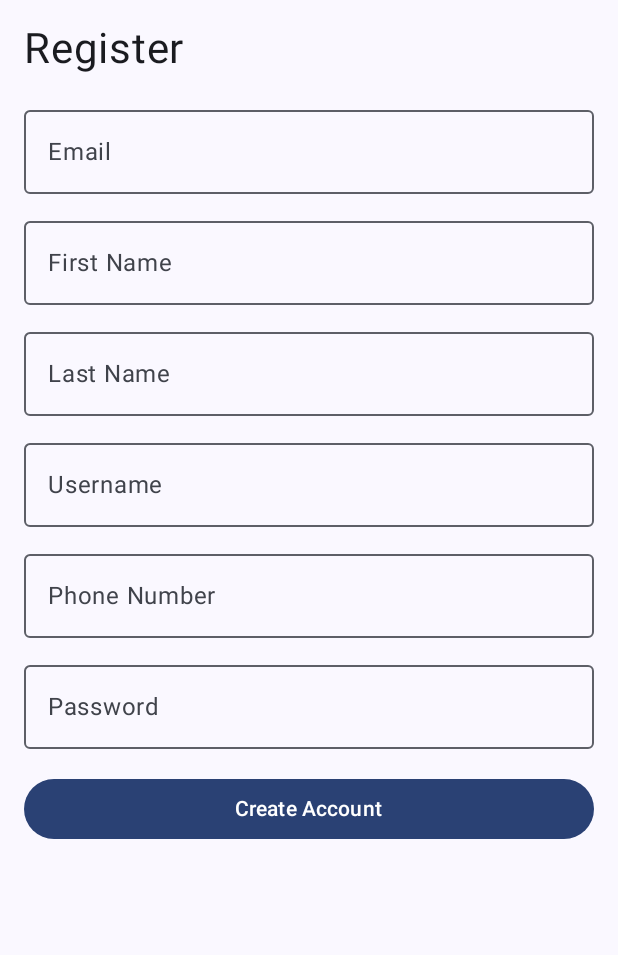
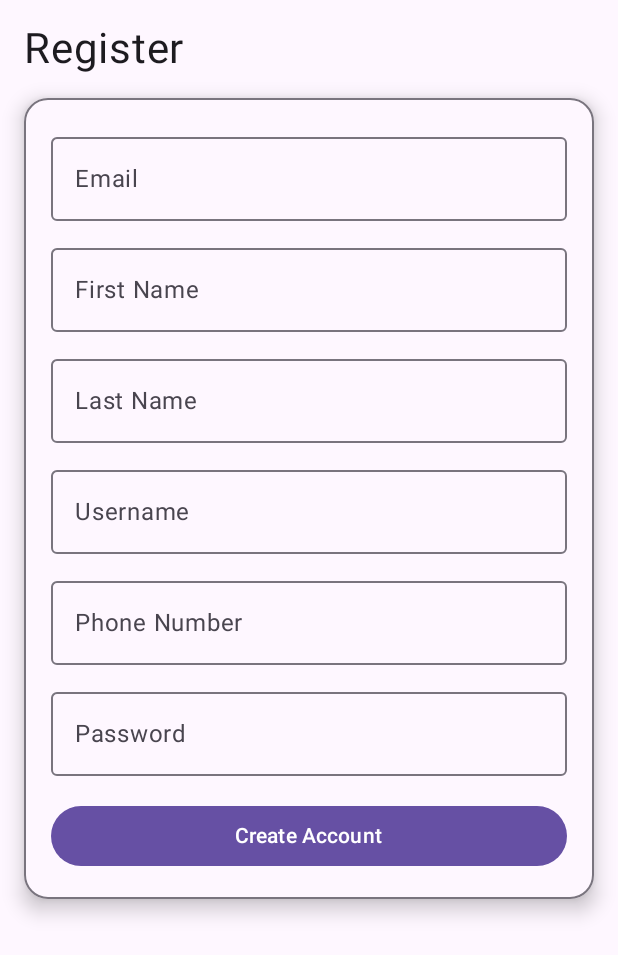
Before and after one commit to Tomaaa87/MobileProgramming, an Android app built with Jetpack Compose: the composable RegisterScreen shown on its own in the app's theme, on a phone screen of 412 x 824 dp. Shown: the top 955 px of the screen. Run offline under Robolectric (Android 15) with nearby library versions, the phone set to English and light mode, and no system bars.

Commit message:
darktheme,formcard dodan i integrisan gdje treba

```diff
--- a/app/src/main/java/com/example/cookingtimer/presentation/theme/Theme.kt
+++ b/app/src/main/java/com/example/cookingtimer/presentation/theme/Theme.kt
@@ -9,12 +9,21 @@ import androidx.compose.material3.dynamicLightColorScheme
 import androidx.compose.material3.lightColorScheme
 import androidx.compose.runtime.Composable
 import androidx.compose.ui.platform.LocalContext
+import androidx.compose.ui.graphics.Color
+
 
 private val DarkColorScheme = darkColorScheme(
     primary = Purple80,
     secondary = PurpleGrey80,
-    tertiary = Pink80
+    tertiary = Pink80,
+    background = Color(0xFF121212),
+    surface = Color(0xFF1E1E1E),
+    onBackground = Color(0xFFEAEAEA),
+    onSurface = Color(0xFFEAEAEA),
+    outline = Color(0xFF3A3A3A)
+
 )
+
 
 private val LightColorScheme = lightColorScheme(
     primary = Purple40,
@@ -36,7 +45,7 @@ private val LightColorScheme = lightColorScheme(
 fun CookingtimerTheme(
     darkTheme: Boolean = isSystemInDarkTheme(),
     // Dynamic color is available on Android 12+
-    dynamicColor: Boolean = true,
+    dynamicColor: Boolean = false,
     content: @Composable () -> Unit
 ) {
     val colorScheme = when {
--- /dev/null
+++ b/app/src/main/java/com/example/cookingtimer/presentation/ui/components/FormCard.kt
@@ -0,0 +1,35 @@
+package com.example.cookingtimer.presentation.ui.components
+
+import androidx.compose.foundation.BorderStroke
+import androidx.compose.foundation.layout.Column
+import androidx.compose.foundation.layout.fillMaxWidth
+import androidx.compose.foundation.layout.padding
+import androidx.compose.foundation.shape.RoundedCornerShape
+import androidx.compose.material3.Card
+import androidx.compose.material3.CardDefaults
+import androidx.compose.material3.MaterialTheme
+import androidx.compose.runtime.Composable
+import androidx.compose.ui.Modifier
+import androidx.compose.ui.unit.dp
+
+@Composable
+fun FormCard(
+    content: @Composable () -> Unit
+) {
+    Card(
+        modifier = Modifier.fillMaxWidth(),
+        shape = RoundedCornerShape(16.dp),
+        border = BorderStroke(1.dp, MaterialTheme.colorScheme.outline),
+        colors = CardDefaults.cardColors(
+            containerColor = MaterialTheme.colorScheme.surface,
+            contentColor = MaterialTheme.colorScheme.onSurface
+        ),
+        elevation = CardDefaults.cardElevation(defaultElevation = 8.dp)
+    ) {
+        Column(
+            modifier = Modifier.padding(18.dp)
+        ) {
+            content()
+        }
+    }
+}
--- a/app/src/main/java/com/example/cookingtimer/presentation/ui/screens/RegisterScreen.kt
+++ b/app/src/main/java/com/example/cookingtimer/presentation/ui/screens/RegisterScreen.kt
@@ -1,5 +1,6 @@
 package com.example.cookingtimer.presentation.ui.screens
 
+import androidx.compose.foundation.background
 import androidx.compose.foundation.layout.Column
 import androidx.compose.foundation.layout.Spacer
 import androidx.compose.foundation.layout.fillMaxSize
@@ -7,6 +8,7 @@ import androidx.compose.foundation.layout.fillMaxWidth
 import androidx.compose.foundation.layout.height
 import androidx.compose.foundation.layout.padding
 import androidx.compose.material3.Button
+import androidx.compose.material3.MaterialTheme
 import androidx.compose.material3.OutlinedTextField
 import androidx.compose.material3.Text
 import androidx.compose.runtime.Composable
@@ -17,6 +19,7 @@ import androidx.compose.ui.graphics.Color
 import androidx.compose.ui.text.input.PasswordVisualTransformation
 import androidx.compose.ui.unit.dp
 import androidx.compose.ui.unit.sp
+import com.example.cookingtimer.presentation.ui.components.FormCard
 
 @Composable
 fun RegisterScreen() {
@@ -32,12 +35,18 @@ fun RegisterScreen() {
     Column(
         modifier = Modifier
             .fillMaxSize()
+            .background(MaterialTheme.colorScheme.background)
             .padding(16.dp)
     ) {
-        Text(text = "Register", fontSize = 28.sp)
+        Text(
+            text = "Register",
+            fontSize = 28.sp,
+            color = MaterialTheme.colorScheme.onBackground
+        )
 
         Spacer(modifier = Modifier.height(16.dp))
 
+        FormCard {
             OutlinedTextField(
                 value = email.value,
                 onValueChange = { email.value = it },
@@ -131,3 +140,4 @@ fun RegisterScreen() {
             }
         }
     }
+}
```
Also changed, not shown: app/src/main/java/com/example/cookingtimer/MainActivity.kt (+12 -9 lines), app/src/main/java/com/example/cookingtimer/presentation/ui/screens/AddTimerScreen.kt.kt (+25 -3 lines), app/src/main/java/com/example/cookingtimer/presentation/ui/screens/LoginScreen.kt (+11 -1 lines). Lines whose indentation alone changed are shown as unchanged.
